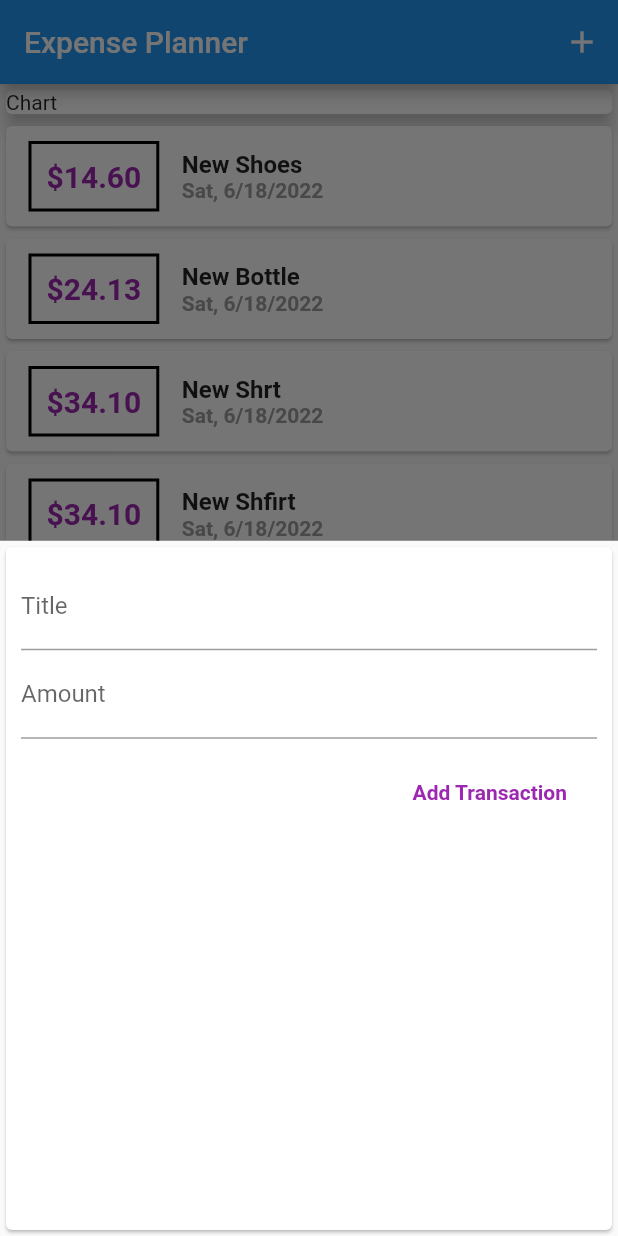
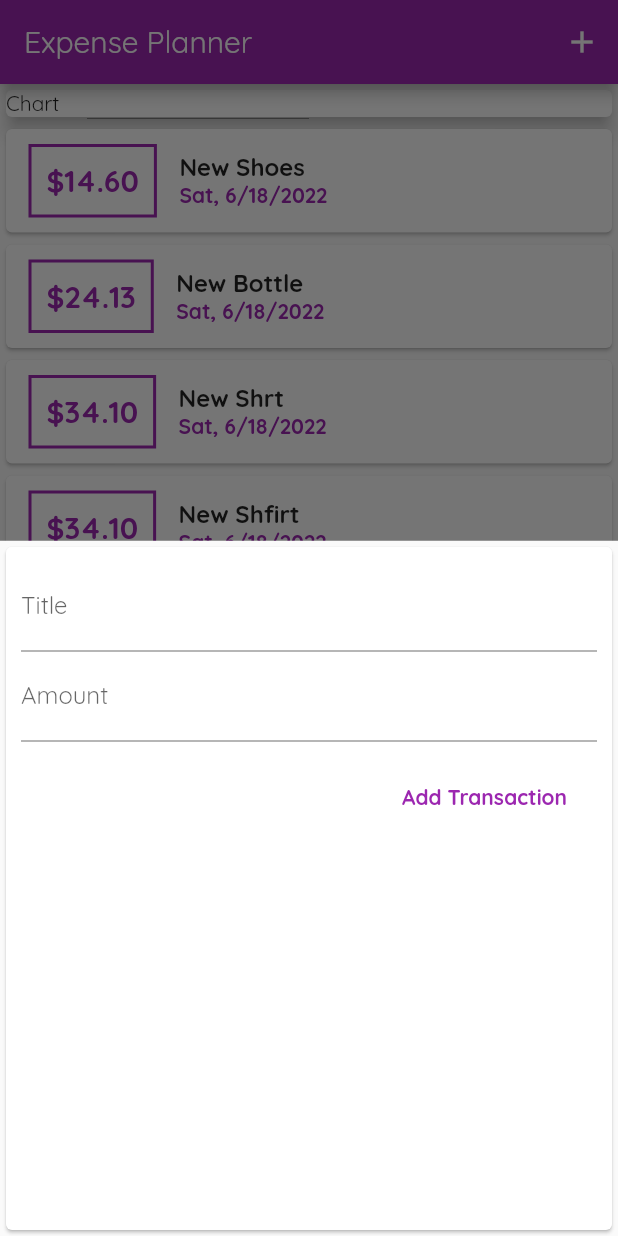
Before and after one commit to mzbudi/Flutter-Expense-Planner, a Flutter app: the screen it shows after launch, after a tap on the "add" icon, on a phone screen of 412 x 824 dp. Run offline on Flutter 3.47's test engine with Material 2 defaults, Android fonts, the phone set to English and light mode, and no system bars.

Commit message:
Modify: TransactionList Controller, App Font, App Theme

```diff
--- a/lib/main.dart
+++ b/lib/main.dart
@@ -5,7 +5,24 @@ import './models/transaction.dart';
 import './view/transaction/widgets/transaction_form.dart';
 
 void main() {
-  runApp(const Home());
+  runApp(const CoreClass());
+}
+
+class CoreClass extends StatelessWidget {
+  const CoreClass({Key? key}) : super(key: key);
+
+  @override
+  Widget build(BuildContext context) {
+    return MaterialApp(
+      title: "Expense Planner",
+      theme: ThemeData(
+          colorScheme: ColorScheme.fromSwatch(
+              primarySwatch: Colors.purple, accentColor: Colors.amber),
+          primaryColor: Colors.purple,
+          fontFamily: 'Quicksand'),
+      home: const Home(),
+    );
+  }
 }
 
 class Home extends StatefulWidget {
@@ -59,8 +76,7 @@ class _HomeState extends State<Home> {
 
   @override
   Widget build(BuildContext context) {
-    return MaterialApp(
-      home: Scaffold(
+    return Scaffold(
       appBar: AppBar(
         title: const Text("Expense Planner"),
         actions: [
@@ -77,9 +93,9 @@ class _HomeState extends State<Home> {
         child: Column(
           crossAxisAlignment: CrossAxisAlignment.stretch,
           children: [
-              Container(
+            const SizedBox(
               width: double.infinity,
-                child: const Card(
+              child: Card(
                 child: Text("Chart"),
                 elevation: 5,
               ),
@@ -97,7 +113,6 @@ class _HomeState extends State<Home> {
         ),
       ),
       floatingActionButtonLocation: FloatingActionButtonLocation.centerFloat,
-      ),
     );
   }
 }
--- a/lib/view/transaction/widgets/transaction_form.dart
+++ b/lib/view/transaction/widgets/transaction_form.dart
@@ -11,15 +11,8 @@ class TransactionForm extends StatefulWidget {
 }
 
 class _TransactionFormState extends State<TransactionForm> {
-  late TextEditingController _titleController;
-  late TextEditingController _amountController;
-
-  @override
-  void initState() {
-    super.initState();
-    _titleController = TextEditingController();
-    _amountController = TextEditingController();
-  }
+  final _titleController = TextEditingController();
+  final _amountController = TextEditingController();
 
   @override
   void dispose() {
@@ -37,6 +30,7 @@ class _TransactionFormState extends State<TransactionForm> {
     }
 
     widget.addTransaction(title: enteredTitle, amount: enteredAmount);
+    Navigator.of(context).pop();
   }
 
   @override
@@ -48,14 +42,15 @@ class _TransactionFormState extends State<TransactionForm> {
           crossAxisAlignment: CrossAxisAlignment.end,
           children: [
             TextField(
-                decoration: const InputDecoration(labelText: "Title"),
-                controller: _titleController,
-                onSubmitted: (_) => submitData()),
+              decoration: const InputDecoration(labelText: "Title"),
+              controller: _titleController,
+              onSubmitted: (_) => submitData(),
+            ),
             TextField(
               decoration: const InputDecoration(labelText: "Amount"),
               controller: _amountController,
               keyboardType: TextInputType.number,
-              onSubmitted: ((_) => submitData()),
+              onSubmitted: (_) => submitData(),
             ),
             Container(
               margin: const EdgeInsets.only(top: 8),
--- a/lib/view/transaction/widgets/transaction_list.dart
+++ b/lib/view/transaction/widgets/transaction_list.dart
@@ -22,14 +22,16 @@ class TransactionList extends StatelessWidget {
                   margin:
                       const EdgeInsets.symmetric(horizontal: 15, vertical: 10),
                   decoration: BoxDecoration(
-                      border: Border.all(color: Colors.black, width: 2)),
+                      border: Border.all(
+                          color: Theme.of(context).colorScheme.primary,
+                          width: 2)),
                   padding: const EdgeInsets.all(10),
                   child: Text(
                       "\$${userTransactions[index].amount.toStringAsFixed(2)}",
-                      style: const TextStyle(
+                      style: TextStyle(
                           fontWeight: FontWeight.bold,
                           fontSize: 20,
-                          color: Colors.purple)),
+                          color: Theme.of(context).colorScheme.primary)),
                 ),
                 Column(
                   crossAxisAlignment: CrossAxisAlignment.start,
@@ -41,8 +43,9 @@ class TransactionList extends StatelessWidget {
                     ),
                     Text(
                       DateFormat.yMEd().format(userTransactions[index].date),
-                      style: const TextStyle(
-                          fontWeight: FontWeight.bold, color: Colors.grey),
+                      style: TextStyle(
+                          fontWeight: FontWeight.bold,
+                          color: Theme.of(context).colorScheme.primary),
                     )
                   ],
                 )
```
Also changed, not shown: pubspec.yaml (+12 -11 lines), assets/fonts/OpenSans-Bold.ttf (added), assets/fonts/OpenSans-Regular.ttf (added), assets/fonts/Quicksand-Bold.ttf (added), assets/fonts/Quicksand-Light.ttf (added), assets/fonts/Quicksand-Medium.ttf (added), assets/fonts/Quicksand-Regular.ttf (added). Lines whose indentation alone changed are shown as unchanged.
